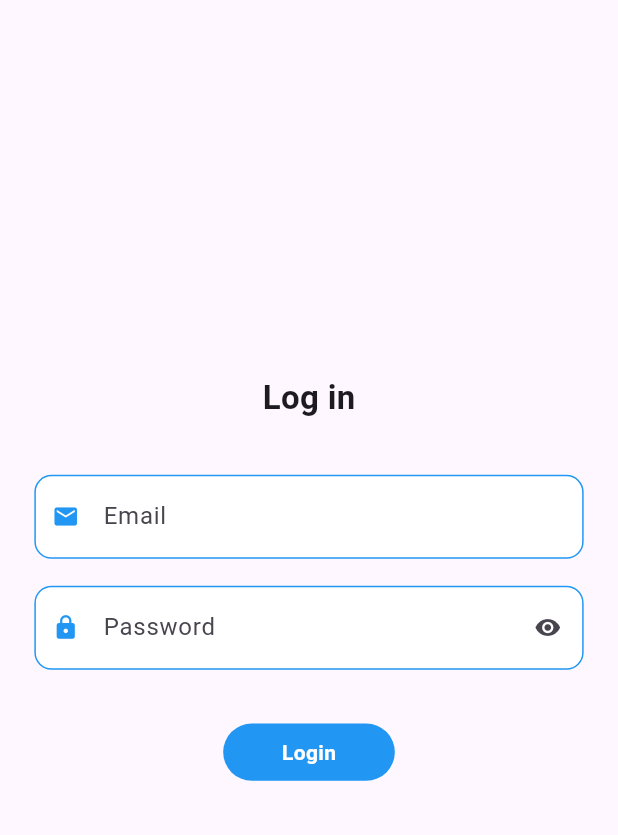
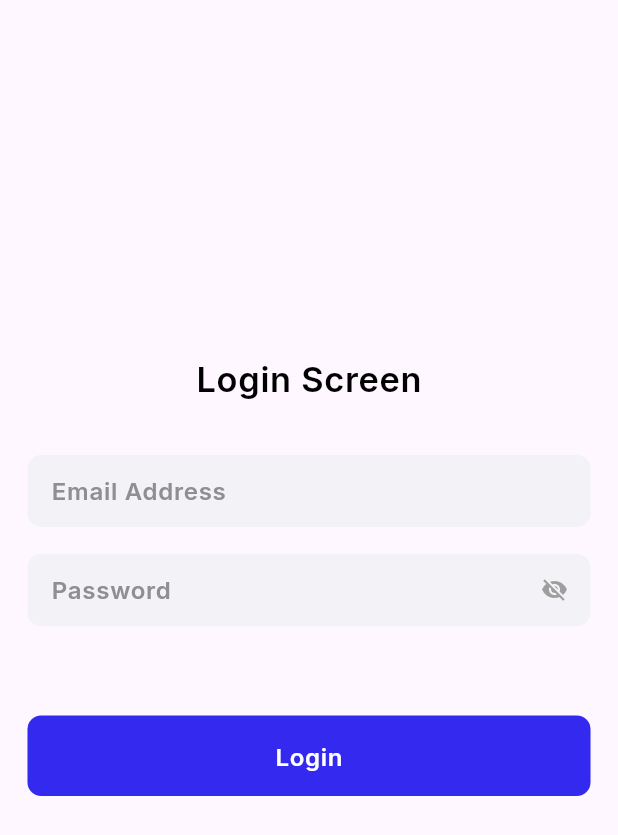
Before and after one commit to Hira-kiran/tapday, a Flutter app: the screen it shows after launch, on a phone screen of 412 x 824 dp. Shown: the top 835 px of the screen. Run offline on Flutter 3.47's test engine with Material 3 defaults, Android fonts, the phone set to English and light mode, and no system bars; our stand-ins replace flutter_screenutil, google_fonts, palette_generator; missing offline and left inert: bottom_sheet.

Commit message:
re touch login screen

```diff
--- /dev/null
+++ b/lib/res/textstyles.dart
@@ -0,0 +1,21 @@
+import 'package:flutter/material.dart';
+import 'package:flutter_screenutil/flutter_screenutil.dart';
+import 'package:google_fonts/google_fonts.dart';
+
+class AppTextStyles {
+  static TextStyle inter({
+    Color? color,
+    double? fontSize,
+    FontWeight? fontWeight,
+    double? letterSpacing,
+    double? height,
+  }) {
+    return GoogleFonts.inter(
+      fontSize: fontSize ?? 14.sp,
+      color: color ?? Colors.black,
+      fontWeight: fontWeight ?? FontWeight.w600,
+      letterSpacing: letterSpacing ?? 0.48,
+      height: height ?? 0,
+    );
+  }
+}
--- a/lib/utils/custom_button.dart
+++ b/lib/utils/custom_button.dart
@@ -1,5 +1,7 @@
 import 'package:flutter/material.dart';
 import 'package:flutter_screenutil/flutter_screenutil.dart';
+
+import '../res/textstyles.dart';
 
 // ignore: must_be_immutable
 class RoundedButton extends StatelessWidget {
@@ -8,7 +10,7 @@ class RoundedButton extends StatelessWidget {
       this.bgColor,
       this.textColor,
       required this.onTap,
-      this.height = 32,
+      this.height = 45,
       this.width = 100,
       this.loading = false,
       super.key});
@@ -32,18 +34,15 @@ class RoundedButton extends StatelessWidget {
         height: height.h,
         width: width.w,
         decoration: BoxDecoration(
-          color: bgColor ?? Colors.blue,
-          borderRadius: BorderRadius.circular(40.r),
+          color: bgColor ?? const Color(0xff342AEF),
+          borderRadius: BorderRadius.circular(8.r),
         ),
         child: Center(
           child: loading == true
               ? const CircularProgressIndicator(color: Colors.white)
               : Text(
                   text,
-                  style: TextStyle(
-                      color: textColor ?? Colors.white,
-                      fontSize: 14,
-                      fontWeight: FontWeight.w600),
+                  style: AppTextStyles.inter(color: Colors.white),
                 ),
         ),
       ),
--- a/lib/utils/textfield_decoration.dart
+++ b/lib/utils/textfield_decoration.dart
@@ -1,5 +1,7 @@
 import 'package:flutter/material.dart';
 import 'package:flutter_screenutil/flutter_screenutil.dart';
+
+import '../res/textstyles.dart';
 
 class AppDecoration {
   InputDecoration fieldDecoration({
@@ -15,39 +17,19 @@ class AppDecoration {
     bool isdence = true,
   }) {
     return InputDecoration(
-      prefixIconConstraints: BoxConstraints(
-        minWidth: iconMinWidth ?? 42,
+      /* contentPadding: EdgeInsets.symmetric(
+          horizontal: horizontalPadding ?? 16, vertical: verticalPadding ?? 16), */
+      fillColor: fillColor ?? const Color(0xffF2F2F7),
+      hintText: hintText,
+      hintStyle: AppTextStyles.inter(
+        color: const Color(0xff8E8E93),
       ),
-      contentPadding: EdgeInsets.symmetric(
-          horizontal: horizontalPadding ?? 16, vertical: verticalPadding ?? 16),
-      fillColor: fillColor ?? Colors.white,
-      hintText: hintText,
       prefixIcon: preIcon,
       suffixIcon: suffixIcon != null ? Container(child: suffixIcon) : null,
       isDense: isdence,
-      enabledBorder: OutlineInputBorder(
-        borderRadius: BorderRadius.all(Radius.circular(radius ?? 10.r)),
-        borderSide: const BorderSide(color: Colors.blue),
-      ),
       border: OutlineInputBorder(
-        borderRadius: BorderRadius.all(Radius.circular(radius ?? 10.r)),
-        borderSide: const BorderSide(color: Colors.blue),
-      ),
-      disabledBorder: OutlineInputBorder(
-        borderRadius: BorderRadius.all(Radius.circular(radius ?? 10.r)),
-        borderSide: const BorderSide(color: Colors.blue),
-      ),
-      focusedBorder: OutlineInputBorder(
-        borderRadius: BorderRadius.all(Radius.circular(radius ?? 10.r)),
-        borderSide: const BorderSide(color: Colors.blue),
-      ),
-      errorBorder: OutlineInputBorder(
-        borderRadius: BorderRadius.all(Radius.circular(radius ?? 10.r)),
-        borderSide: const BorderSide(color: Colors.red),
-      ),
-      focusedErrorBorder: OutlineInputBorder(
-        borderRadius: BorderRadius.all(Radius.circular(radius ?? 10.r)),
-        borderSide: const BorderSide(color: Colors.red),
+        borderRadius: BorderRadius.all(Radius.circular(radius ?? 8.r)),
+        borderSide: BorderSide.none,
       ),
       filled: true,
     );
--- a/lib/view/login_screen.dart
+++ b/lib/view/login_screen.dart
@@ -1,6 +1,7 @@
 import 'package:flutter/material.dart';
 import 'package:flutter_screenutil/flutter_screenutil.dart';
 import 'package:tapday_project/extension/sizedbox.dart';
+import '../res/textstyles.dart';
 import '../utils/custom_button.dart';
 import '../utils/field_validations.dart';
 import '../utils/textfield_decoration.dart';
@@ -23,15 +24,15 @@ class _LoginScreenState extends State<LoginScreen> {
         child: SingleChildScrollView(
           child: Padding(
             padding: EdgeInsets.symmetric(
-              horizontal: 20.w,
+              horizontal: 16.w,
             ),
             child: Column(
               mainAxisAlignment: MainAxisAlignment.center,
               crossAxisAlignment: CrossAxisAlignment.center,
               children: [
-                const Text(
-                  "Log in",
-                  style: TextStyle(fontSize: 22, fontWeight: FontWeight.w600),
+                Text(
+                  "Login Screen",
+                  style: AppTextStyles.inter(fontSize: 20.sp),
                 ),
                 30.ph,
                 Form(
@@ -43,27 +44,25 @@ class _LoginScreenState extends State<LoginScreen> {
                           validator: FieldValidator.validateEmail,
                           keyboardType: TextInputType.emailAddress,
                           decoration: AppDecoration().fieldDecoration(
-                              hintText: "Email",
-                              preIcon: const Icon(
-                                Icons.email,
-                                color: Colors.blue,
-                              ))),
+                            hintText: "Email Address",
+                          )),
                       15.ph,
                       TextFormField(
                           controller: passwordController,
                           validator: FieldValidator.validatePassword,
                           decoration: AppDecoration().fieldDecoration(
-                              hintText: "Password",
-                              suffixIcon: const Icon(Icons.visibility),
-                              preIcon: const Icon(
-                                Icons.lock,
-                                color: Colors.blue,
-                              ))),
+                            hintText: "Password",
+                            suffixIcon: const Icon(
+                              Icons.visibility_off,
+                              color: Colors.grey,
+                            ),
+                          )),
                     ],
                   ),
                 ),
-                30.ph,
+                50.ph,
                 RoundedButton(
+                  width: double.infinity,
                   onTap: () {
                     if (_formKey.currentState!.validate()) {}
                   },
--- a/pubspec.yaml
+++ b/pubspec.yaml
@@ -39,6 +39,7 @@ dependencies:
   get: ^4.6.6
   bottom_sheet: ^4.0.0
   palette_generator: ^0.3.3+3
+  google_fonts: ^6.1.0
 
 dev_dependencies:
   flutter_test:
```
Also changed, not shown: pubspec.lock, 1 other file.
